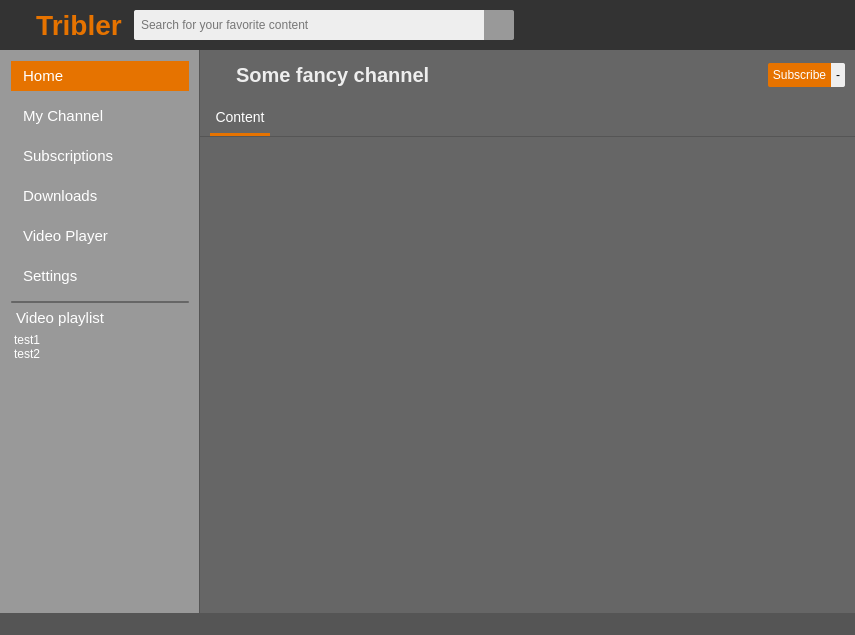
First picture: the form in TriblerGUI/qt_resources/mainwindow.ui, repository Tribler/tribler, before the edit.
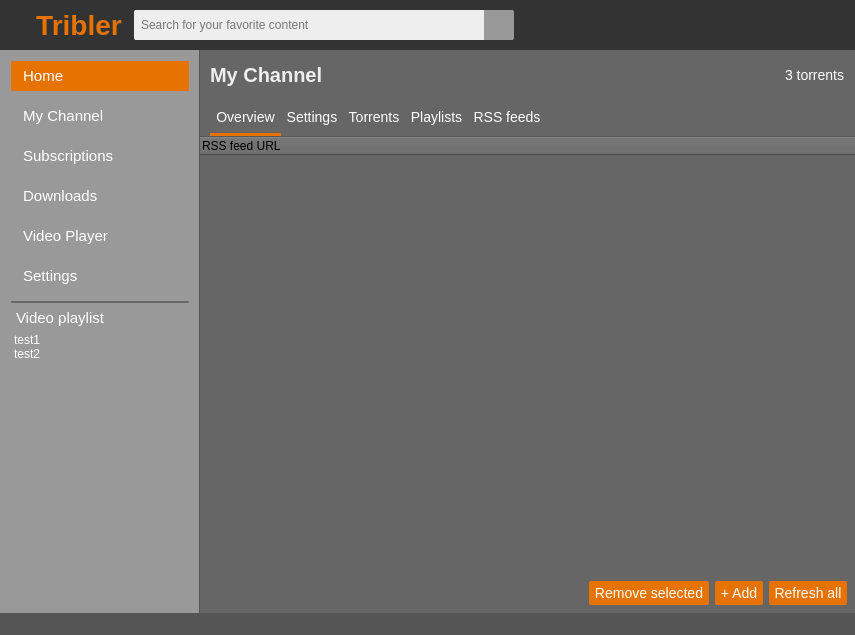
Second picture: the form after the edit. The open tabs and pages were chosen to show the change. Icons and pictures are not drawn. Custom widgets are drawn as their Qt base class.

Commit message: Started working on playlists in GUI

```diff
--- a/TriblerGUI/qt_resources/mainwindow.ui
+++ b/TriblerGUI/qt_resources/mainwindow.ui
@@ -2648,7 +2648,7 @@
           </item>
          </layout>
         </widget>
-        <widget class="QWidget" name="channel_details">
+        <widget class="ChannelPage" name="channel_page">
          <property name="styleSheet">
           <string notr="true"/>
          </property>
@@ -2837,6 +2837,51 @@
                </property>
               </widget>
              </item>
+             <item>
+              <spacer name="horizontalSpacer_16">
+               <property name="orientation">
+                <enum>Qt::Horizontal</enum>
+               </property>
+               <property name="sizeType">
+                <enum>QSizePolicy::Fixed</enum>
+               </property>
+               <property name="sizeHint" stdset="0">
+                <size>
+                 <width>10</width>
+                 <height>20</height>
+                </size>
+               </property>
+              </spacer>
+             </item>
+             <item>
+              <widget class="QToolButton" name="edit_channel_button">
+               <property name="minimumSize">
+                <size>
+                 <width>0</width>
+                 <height>24</height>
+                </size>
+               </property>
+               <property name="maximumSize">
+                <size>
+                 <width>16777215</width>
+                 <height>24</height>
+                </size>
+               </property>
+               <property name="cursor">
+                <cursorShape>PointingHandCursor</cursorShape>
+               </property>
+               <property name="styleSheet">
+                <string notr="true">border: none;</string>
+               </property>
+               <property name="text">
+                <string/>
+               </property>
+               <property name="icon">
+                <iconset>
+                 <normaloff>../images/edit.png</normaloff>../images/edit.png</iconset>
+               </property>
+              </widget>
+             </item>
              <item>
               <spacer name="horizontalSpacer_6">
                <property name="orientation">
@@ -2856,92 +2901,6 @@
             </layout>
            </widget>
           </item>
-          <item>
-           <widget class="TabButtonPanel" name="channel_tab" native="true">
-            <layout class="QHBoxLayout" name="horizontalLayout_19">
-             <property name="spacing">
-              <number>0</number>
-             </property>
-             <property name="leftMargin">
-              <number>0</number>
-             </property>
-             <property name="topMargin">
-              <number>0</number>
-             </property>
-             <property name="rightMargin">
-              <number>0</number>
-             </property>
-             <property name="bottomMargin">
-              <number>0</number>
-             </property>
-             <item>
-              <spacer name="horizontalSpacer_27">
-               <property name="orientation">
-                <enum>Qt::Horizontal</enum>
-               </property>
-               <property name="sizeType">
-                <enum>QSizePolicy::Fixed</enum>
-               </property>
-               <property name="sizeHint" stdset="0">
-                <size>
-                 <width>10</width>
-                 <height>20</height>
-                </size>
-               </property>
-              </spacer>
-             </item>
-             <item>
-              <widget class="UnderlineTabButton" name="channel_content_button">
-               <property name="sizePolicy">
-                <sizepolicy hsizetype="Minimum" vsizetype="Fixed">
-                 <horstretch>0</horstretch>
-                 <verstretch>0</verstretch>
-                </sizepolicy>
-               </property>
-               <property name="minimumSize">
-                <size>
-                 <width>0</width>
-                 <height>36</height>
-                </size>
-               </property>
-               <property name="maximumSize">
-                <size>
-                 <width>16777215</width>
-                 <height>36</height>
-                </size>
-               </property>
-               <property name="cursor">
-                <cursorShape>PointingHandCursor</cursorShape>
-               </property>
-               <property name="styleSheet">
-                <string notr="true">color: white;
-border: none;
-border-bottom: 3px solid #e67300;
-background: none;
-font-size: 14px;
-</string>
-               </property>
-               <property name="text">
-                <string>Content</string>
-               </property>
-              </widget>
-             </item>
-             <item>
-              <spacer name="horizontalSpacer_23">
-               <property name="orientation">
-                <enum>Qt::Horizontal</enum>
-               </property>
-               <property name="sizeHint" stdset="0">
-                <size>
-                 <width>40</width>
-                 <height>20</height>
-                </size>
-               </property>
-              </spacer>
-             </item>
-            </layout>
-           </widget>
-          </item>
           <item>
            <widget class="QStackedWidget" name="channel_stacked_widget">
             <property name="styleSheet">
@@ -6276,6 +6235,12 @@
    <header>subscribedchannelspage.h</header>
    <container>1</container>
   </customwidget>
+  <customwidget>
+   <class>ChannelPage</class>
+   <extends>QWidget</extends>
+   <header>channelpage.h</header>
+   <container>1</container>
+  </customwidget>
  </customwidgets>
  <resources/>
  <connections>
```
Left out of the diff: 6 changed lines with no effect on the pictures. The commit also changes 6 other files.
